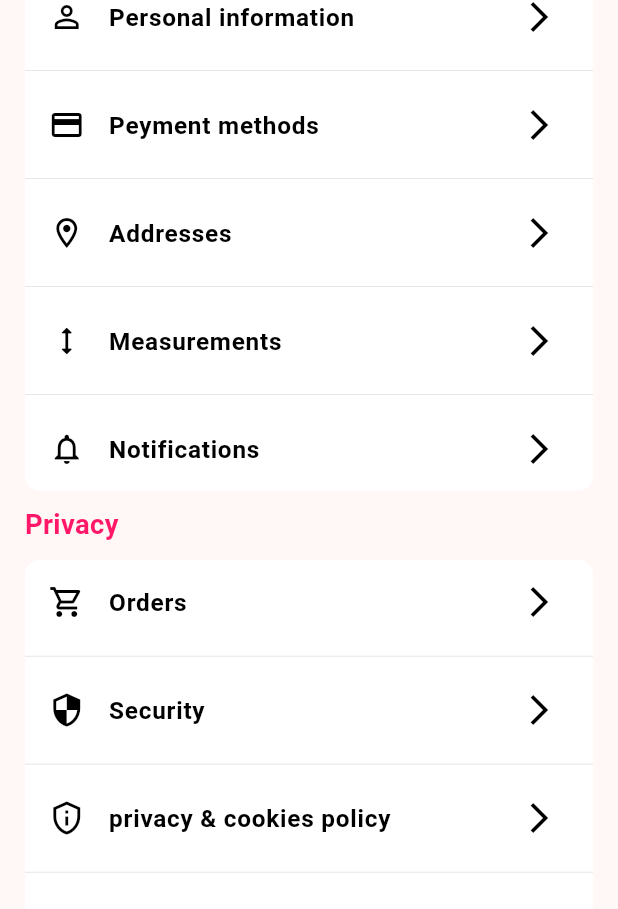
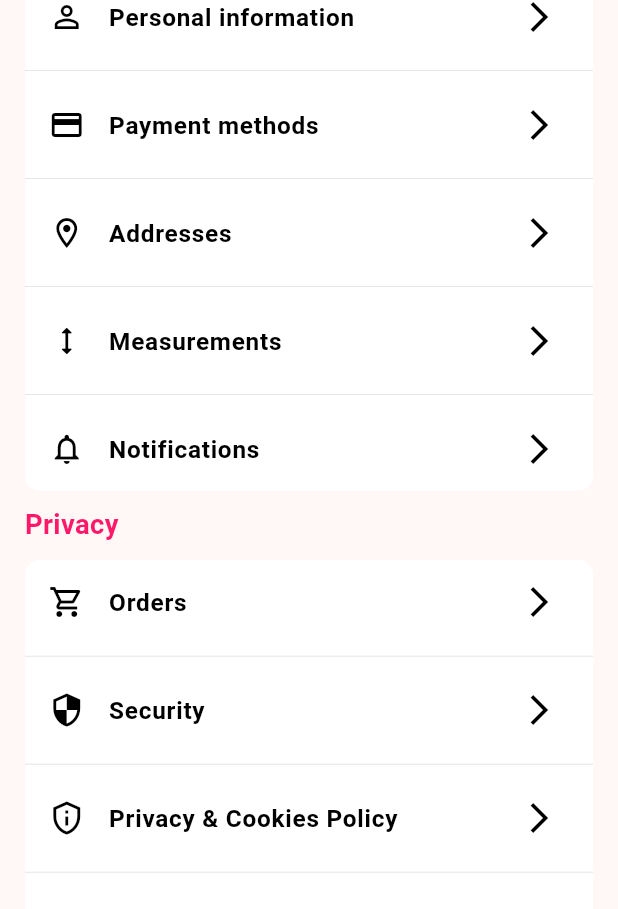
Before and after one commit to Mentorship-Diva/Diva, a Flutter app: the screen it shows after launch, on a phone screen of 412 x 824 dp. Shown: the part 278-1187 px from the top of the screen. Run offline on Flutter 3.47's test engine with Material 3 defaults, Android fonts, the phone set to English and light mode, and no system bars; our stand-ins replace bloc, flutter_screenutil.

Commit message:
Edited some ui words

```diff
--- a/lib/features/profile/ui/widgets/account_settings.dart
+++ b/lib/features/profile/ui/widgets/account_settings.dart
@@ -18,7 +18,7 @@ class AccountSettings extends StatelessWidget {
             leading: Icons.person_outline),
         const Divider(color: AppColors.lightGreyColor, thickness: 0.3),
         CustomSettingsListTile(
-            onTap: () {}, title: 'Peyment methods', leading: Icons.payment),
+            onTap: () {}, title: 'Payment methods', leading: Icons.payment),
         const Divider(color: AppColors.lightGreyColor, thickness: 0.3),
         CustomSettingsListTile(
             onTap: () {},
--- a/lib/features/profile/ui/widgets/privacy_settings.dart
+++ b/lib/features/profile/ui/widgets/privacy_settings.dart
@@ -27,7 +27,7 @@ class PrivacySettings extends StatelessWidget {
           const Divider(color: AppColors.lightGreyColor, thickness: 0.3),
           CustomSettingsListTile(
               onTap: () {},
-              title: 'privacy & cookies policy',
+              title: 'Privacy & Cookies Policy',
               leading: Icons.privacy_tip_outlined),
           const Divider(color: AppColors.lightGreyColor, thickness: 0.3),
           CustomSettingsListTile(
```
